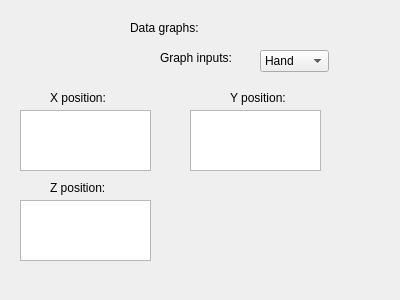
Qt form rqt_pr2_hand_syntouch_sensor_interface/resource/datagraphs.ui (BigMacStorm/PR2_hapticSensorResearch) before a commit.
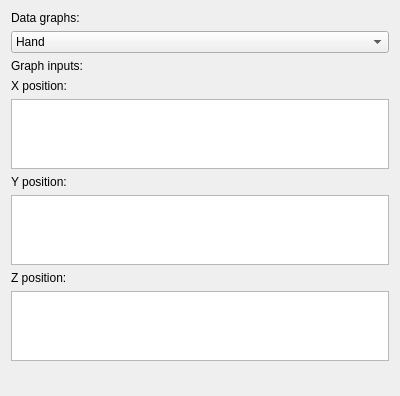
The same form after that commit.

Commit message: graph example done

Diff of the .ui file:
```diff
--- a/rqt_pr2_hand_syntouch_sensor_interface/resource/datagraphs.ui
+++ b/rqt_pr2_hand_syntouch_sensor_interface/resource/datagraphs.ui
@@ -13,41 +13,16 @@
   <property name="windowTitle">
    <string>Dialog</string>
   </property>
+  <layout class="QVBoxLayout" name="verticalLayout">
+   <item>
   <widget class="QLabel" name="label">
-   <property name="geometry">
-    <rect>
-     <x>130</x>
-     <y>20</y>
-     <width>131</width>
-     <height>16</height>
-    </rect>
-   </property>
    <property name="text">
     <string>Data graphs:</string>
    </property>
   </widget>
-  <widget class="QLabel" name="label_2">
-   <property name="geometry">
-    <rect>
-     <x>160</x>
-     <y>50</y>
-     <width>131</width>
-     <height>16</height>
-    </rect>
-   </property>
-   <property name="text">
-    <string>Graph inputs:</string>
-   </property>
-  </widget>
+   </item>
+   <item>
   <widget class="QComboBox" name="dg_comboBox">
-   <property name="geometry">
-    <rect>
-     <x>260</x>
-     <y>50</y>
-     <width>69</width>
-     <height>22</height>
-    </rect>
-   </property>
    <item>
     <property name="text">
      <string>Hand</string>
@@ -59,85 +34,50 @@
     </property>
    </item>
   </widget>
+   </item>
+   <item>
+    <widget class="QLabel" name="label_2">
+     <property name="text">
+      <string>Graph inputs:</string>
+     </property>
+    </widget>
+   </item>
+   <item>
   <widget class="QLabel" name="label_3">
-   <property name="geometry">
-    <rect>
-     <x>50</x>
-     <y>90</y>
-     <width>91</width>
-     <height>16</height>
-    </rect>
-   </property>
    <property name="text">
     <string>X position: </string>
    </property>
   </widget>
+   </item>
+   <item>
+    <widget class="QGraphicsView" name="dg_yPos"/>
+   </item>
+   <item>
   <widget class="QLabel" name="label_4">
-   <property name="geometry">
-    <rect>
-     <x>230</x>
-     <y>90</y>
-     <width>91</width>
-     <height>16</height>
-    </rect>
-   </property>
    <property name="text">
     <string>Y position: </string>
    </property>
   </widget>
+   </item>
+   <item>
+    <widget class="QGraphicsView" name="dg_xPos"/>
+   </item>
+   <item>
   <widget class="QLabel" name="label_5">
-   <property name="geometry">
-    <rect>
-     <x>50</x>
-     <y>180</y>
-     <width>81</width>
-     <height>16</height>
-    </rect>
-   </property>
    <property name="text">
     <string>Z position: </string>
    </property>
   </widget>
-  <widget class="QGraphicsView" name="dg_xPos">
-   <property name="geometry">
-    <rect>
-     <x>20</x>
-     <y>110</y>
-     <width>131</width>
-     <height>61</height>
-    </rect>
-   </property>
-  </widget>
-  <widget class="QGraphicsView" name="dg_yPos">
-   <property name="geometry">
-    <rect>
-     <x>190</x>
-     <y>110</y>
-     <width>131</width>
-     <height>61</height>
-    </rect>
-   </property>
-  </widget>
-  <widget class="QGraphicsView" name="dg_zPos">
-   <property name="geometry">
-    <rect>
-     <x>20</x>
-     <y>200</y>
-     <width>131</width>
-     <height>61</height>
-    </rect>
-   </property>
-  </widget>
-  <widget class="QWidget" name="canvas" native="true">
-   <property name="geometry">
-    <rect>
-     <x>200</x>
-     <y>190</y>
-     <width>120</width>
-     <height>80</height>
-    </rect>
-   </property>
-  </widget>
+   </item>
+   <item>
+    <widget class="QGraphicsView" name="dg_zPos"/>
+   </item>
+   <item>
+    <widget class="QWidget" name="mplwindow" native="true">
+     <layout class="QVBoxLayout" name="mplvl"/>
+    </widget>
+   </item>
+  </layout>
  </widget>
  <resources/>
  <connections/>
```
Lines whose indentation alone changed are shown as unchanged.
